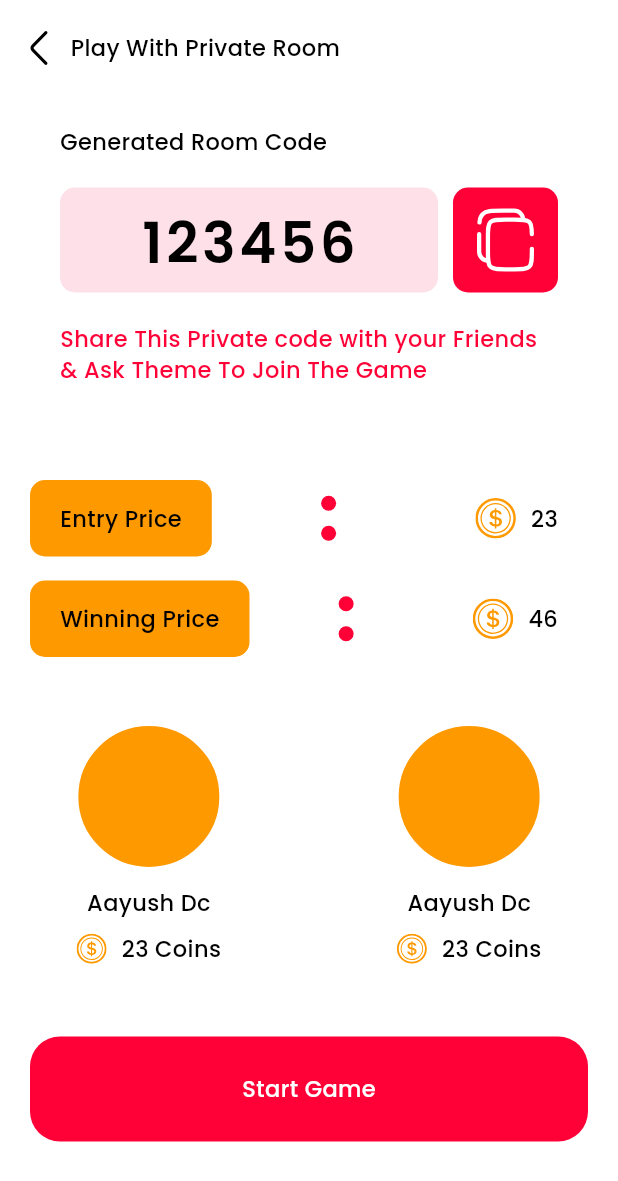
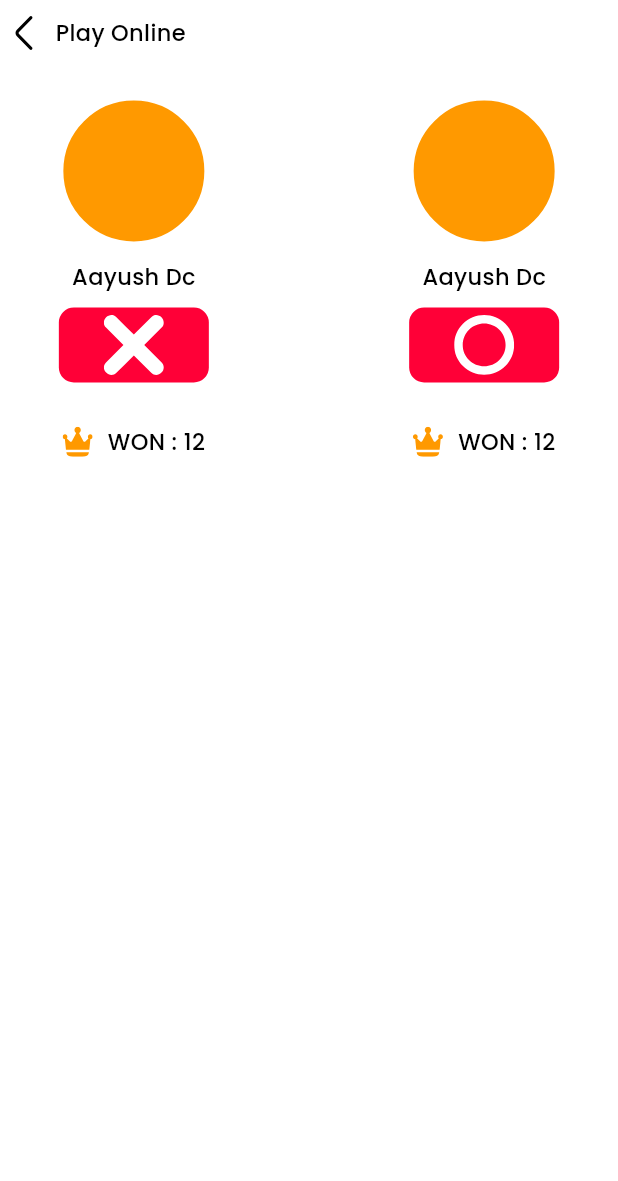
Before and after one commit to dcaayushd/Tic-Tac-Toe, a Flutter app: the LobbyScreen screen opened by its route, after a tap on "Start Game", on a phone screen of 412 x 824 dp. Shown: the top 1181 px of the screen. Run offline on Flutter 3.47's test engine with Material 3 defaults, Android fonts, the phone set to English and light mode, and no system bars; our stand-ins replace flutter_svg, get.

Commit message:
Game Screen Created

```diff
--- /dev/null
+++ b/lib/screens/game_screen/game_screen.dart
@@ -0,0 +1,98 @@
+import 'package:flutter/material.dart';
+import 'package:flutter_svg/svg.dart';
+import 'package:tic_tac_toe/widgets/in_game_user_card.dart';
+
+import '../../configs/assets_path.dart';
+
+class GameScreen extends StatelessWidget {
+  const GameScreen({super.key});
+
+  @override
+  Widget build(BuildContext context) {
+    return Scaffold(
+      body: SafeArea(
+        child: Padding(
+          // padding: const EdgeInsets.all(20.0),
+          padding: const EdgeInsets.all(10.0),
+          child: Column(
+            children: [
+              Row(
+                children: [
+                  SvgPicture.asset(IconsPath.backIcon),
+                  SizedBox(
+                    width: 15.0,
+                  ),
+                  Text(
+                    'Play Online',
+                    style: Theme.of(context).textTheme.bodyMedium,
+                  ),
+                ],
+              ),
+              SizedBox(height: 80),
+              Row(
+                mainAxisAlignment: MainAxisAlignment.spaceBetween,
+                children: [
+                  Column(
+                    children: [
+                      InGameUserCard(
+                        playIcon: IconsPath.xIcon,
+                      ),
+                      SizedBox(height: 10),
+                      Container(
+                        padding: EdgeInsets.symmetric(
+                          vertical: 10,
+                          horizontal: 25,
+                        ),
+                        decoration: BoxDecoration(
+                          color: Theme.of(context).colorScheme.primaryContainer,
+                          borderRadius: BorderRadius.circular(10),
+                        ),
+                        child: Row(
+                          children: [
+                            SvgPicture.asset(
+                              IconsPath.wonIcon,
+                            ),
+                            SizedBox(width: 10),
+                            Text('WON : 12')
+                          ],
+                        ),
+                      ),
+                    ],
+                  ),
+                  Column(
+                    children: [
+                      InGameUserCard(
+                        playIcon: IconsPath.oIcon,
+                      ),
+                      SizedBox(height: 10),
+                      Container(
+                        padding: EdgeInsets.symmetric(
+                          vertical: 10,
+                          horizontal: 25,
+                        ),
+                        decoration: BoxDecoration(
+                          color: Theme.of(context).colorScheme.primaryContainer,
+                          borderRadius: BorderRadius.circular(10),
+                        ),
+                        child: Row(
+                          children: [
+                            SvgPicture.asset(
+                              IconsPath.wonIcon,
+                            ),
+                            SizedBox(width: 10),
+                            Text('WON : 12')
+                          ],
+                        ),
+                      ),
+                    ],
+                  ),
+                ],
+              ),
+              SizedBox(height: 20),
+            ],
+          ),
+        ),
+      ),
+    );
+  }
+}
--- a/lib/screens/lobby_screen/lobby_screen.dart
+++ b/lib/screens/lobby_screen/lobby_screen.dart
@@ -1,13 +1,15 @@
 import 'package:flutter/material.dart';
 import 'package:flutter_svg/svg.dart';
-import 'package:tic_tac_toe/screens/lobby_screen/widgets/pricing_area.dart';
-import 'package:tic_tac_toe/screens/lobby_screen/widgets/room_info.dart';
-import 'package:tic_tac_toe/widgets/primary_button.dart';
-import 'package:tic_tac_toe/widgets/user_card.dart';
+import 'package:get/get.dart';
+import 'package:tic_tac_toe/screens/game_screen/game_screen.dart';
 // import 'package:get/get.dart';
 
 import '../../configs/assets_path.dart';
-// import '../../widgets/primary_button.dart';
+import '../../widgets/primary_button.dart';
+import '../../widgets/user_card.dart';
+
+import 'components/pricing_area.dart';
+import 'components/room_info.dart';
 
 class LobbyScreen extends StatelessWidget {
   const LobbyScreen({super.key});
@@ -50,7 +52,14 @@ class LobbyScreen extends StatelessWidget {
                   ],
                 ),
                 SizedBox(height: 20),
-                PrimaryButton(buttonText: 'Start Game', onTap: () {})
+                PrimaryButton(
+                  buttonText: 'Start Game',
+                  onTap: () {
+                    Get.to(
+                      () => GameScreen(),
+                    );
+                  },
+                ),
               ],
             ),
           ),
--- /dev/null
+++ b/lib/widgets/in_game_user_card.dart
@@ -0,0 +1,83 @@
+import 'package:flutter/material.dart';
+import 'package:flutter_svg/svg.dart';
+
+// import '../configs/assets_path.dart';
+
+class InGameUserCard extends StatefulWidget {
+  final String playIcon;
+
+  const InGameUserCard({
+    super.key,
+    required this.playIcon,
+  });
+
+  @override
+  State<InGameUserCard> createState() => _InGameUserCardState();
+}
+
+class _InGameUserCardState extends State<InGameUserCard> {
+  @override
+  Widget build(BuildContext context) {
+    final w = MediaQuery.of(context).size.width;
+
+    return Stack(
+      clipBehavior: Clip.none,
+      children: [
+        Container(
+          width: w / 2.6,
+          height: 150,
+          decoration: BoxDecoration(
+            color: Theme.of(context).colorScheme.primaryContainer,
+            borderRadius: BorderRadius.circular(20),
+          ),
+          child: Column(
+            children: [
+              SizedBox(height: 60),
+              Text(
+                'Aayush Dc',
+                style: Theme.of(context).textTheme.bodyMedium,
+              ),
+              SizedBox(height: 10),
+              Container(
+                padding: EdgeInsets.symmetric(
+                  vertical: 5,
+                  horizontal: 30,
+                ),
+                decoration: BoxDecoration(
+                  borderRadius: BorderRadius.circular(10),
+                  color: Theme.of(context).colorScheme.primary,
+                ),
+                child: Column(
+                  children: [
+                    // SizedBox(height: 6),
+                    // ! Issue Here
+                    SvgPicture.asset(
+                      widget.playIcon,
+                      width: 40,
+                    ),
+                  ],
+                ),
+              ),
+            ],
+          ),
+        ),
+        Positioned(
+          top: -50,
+          left: w / 2.6 / 2 - 50,
+          child: Container(
+            width: 100,
+            height: 100,
+            decoration: BoxDecoration(
+              color: Theme.of(context).colorScheme.secondary,
+              borderRadius: BorderRadius.circular(100),
+              border: Border.all(
+                color: Theme.of(context).colorScheme.primaryContainer,
+                width: 3,
+              ),
+            ),
+          ),
+        ),
+      ],
+    );
+  }
+}
--- a/pubspec.yaml
+++ b/pubspec.yaml
@@ -9,6 +9,7 @@ environment:
   sdk: ">=3.4.0 <4.0.0"
 
 dependencies:
+  dotted_border: ^2.1.0
   flutter:
     sdk: flutter
   flutter_svg: ^2.0.10+1
```
Also changed, not shown: lib/screens/lobby_screen/components/pricing_area.dart (renamed from lib/screens/lobby_screen/widgets/pricing_area.dart), lib/screens/lobby_screen/components/room_info.dart (renamed from lib/screens/lobby_screen/widgets/room_info.dart), pubspec.lock.
